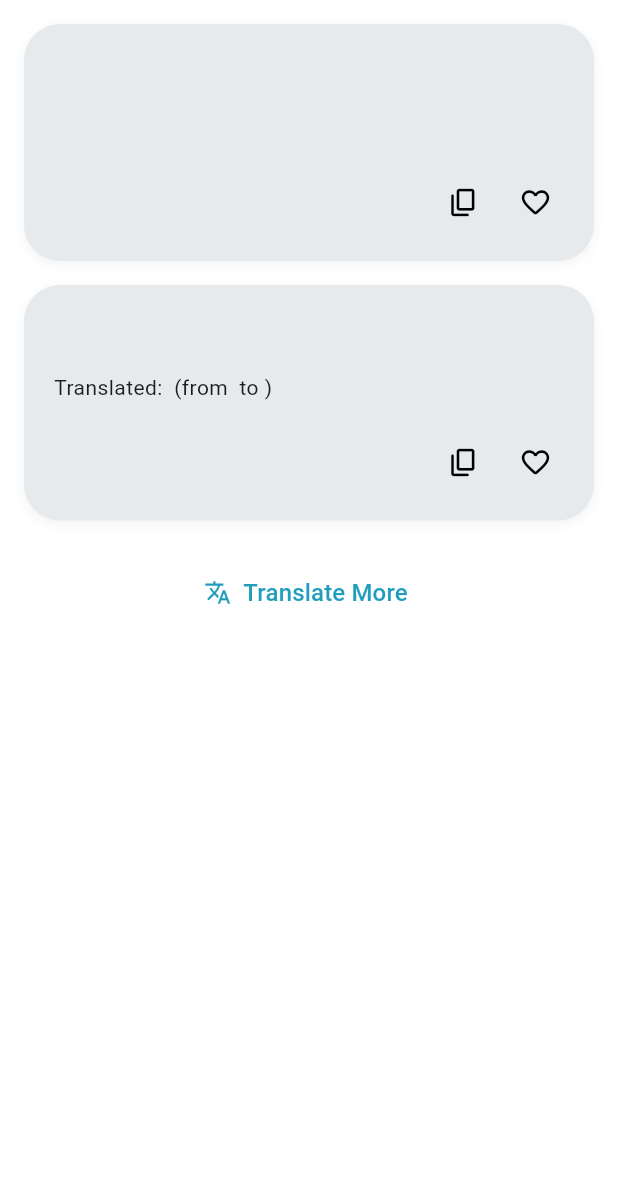
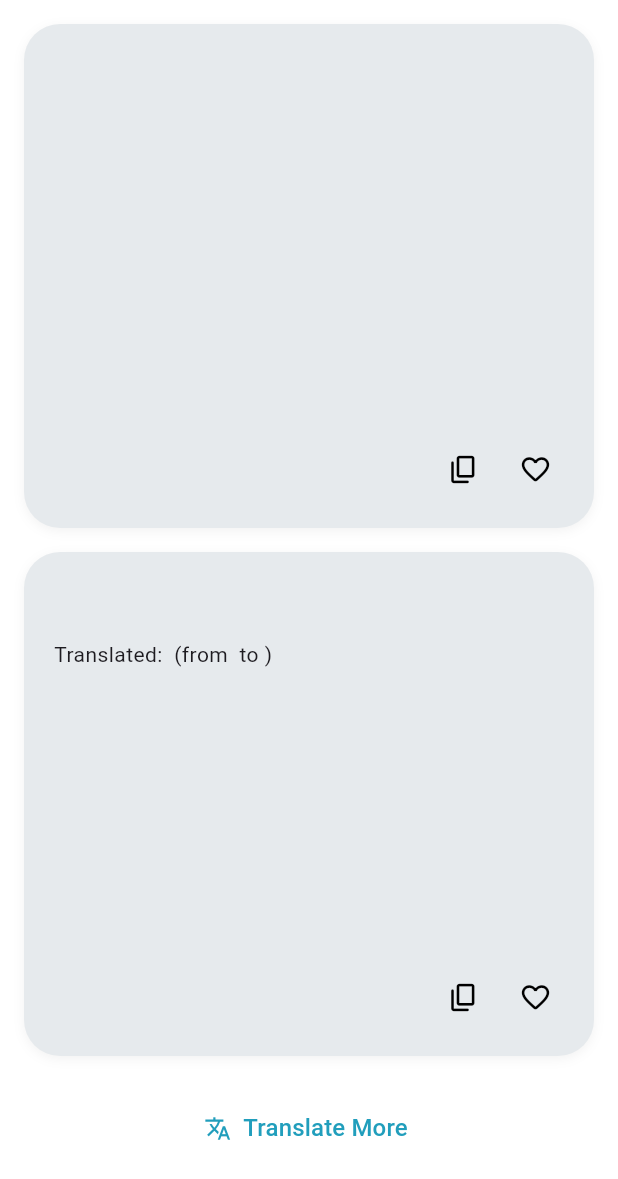
Before and after one commit to jonaldpaner/BadBad, a Flutter app: the TranslationPage screen opened directly with empty values, on a phone screen of 412 x 824 dp. Shown: the top 1179 px of the screen. Run offline on Flutter 3.47's test engine with Material 3 defaults, Android fonts, the phone set to English and light mode, and no system bars; our stand-ins replace camera, cloud_firestore, firebase_auth, firebase_core, image_picker; missing offline and left inert: google_mlkit_text_recognition; accounts and stored records are empty.

Commit message:
adjust the size of the translation card

```diff
--- a/lib/components/translation_card.dart
+++ b/lib/components/translation_card.dart
@@ -38,7 +38,6 @@ class TranslationCard extends StatelessWidget {
       child: Column(
         crossAxisAlignment: CrossAxisAlignment.start,
         children: [
-          // Language label
           Padding(
             padding: const EdgeInsets.symmetric(horizontal: 20),
             child: Text(
@@ -49,8 +48,15 @@ class TranslationCard extends StatelessWidget {
             ),
           ),
           const SizedBox(height: 12),
-          // Text content
-          Padding(
+
+          // Wrap the text inside a LayoutBuilder to get height constraints
+          LayoutBuilder(
+            builder: (context, constraints) {
+              return ConstrainedBox(
+                constraints: BoxConstraints(
+                  minHeight: 200, // minimum height to push text down a bit
+                ),
+                child: Padding(
                   padding: const EdgeInsets.symmetric(horizontal: 20),
                   child: Text(
                     text,
@@ -61,10 +67,14 @@ class TranslationCard extends StatelessWidget {
                     ),
                   ),
                 ),
+              );
+            },
+          ),
+
+          // Spacer pushes buttons down to bottom only if there's extra space
           const SizedBox(height: 20),
-          // Action buttons
           Padding(
-            padding: const EdgeInsets.only(right: 20),
+            padding: const EdgeInsets.symmetric(horizontal: 20), // Adjust as needed
             child: Row(
               mainAxisAlignment: MainAxisAlignment.end,
               children: [
--- a/lib/components/translation_input_card.dart
+++ b/lib/components/translation_input_card.dart
@@ -53,7 +53,7 @@ class TranslationInputCard extends StatelessWidget {
                       style: TextStyle(
                         fontWeight: FontWeight.w600,
                         fontSize: 16,
-                        color: isDark ? Colors.white70 : Colors.black87,
+                        color: isDark ? Colors.white : Colors.black87,
                       ),
                     ),
                     const SizedBox(width: 8),
```
Lines whose indentation alone changed are shown as unchanged.
